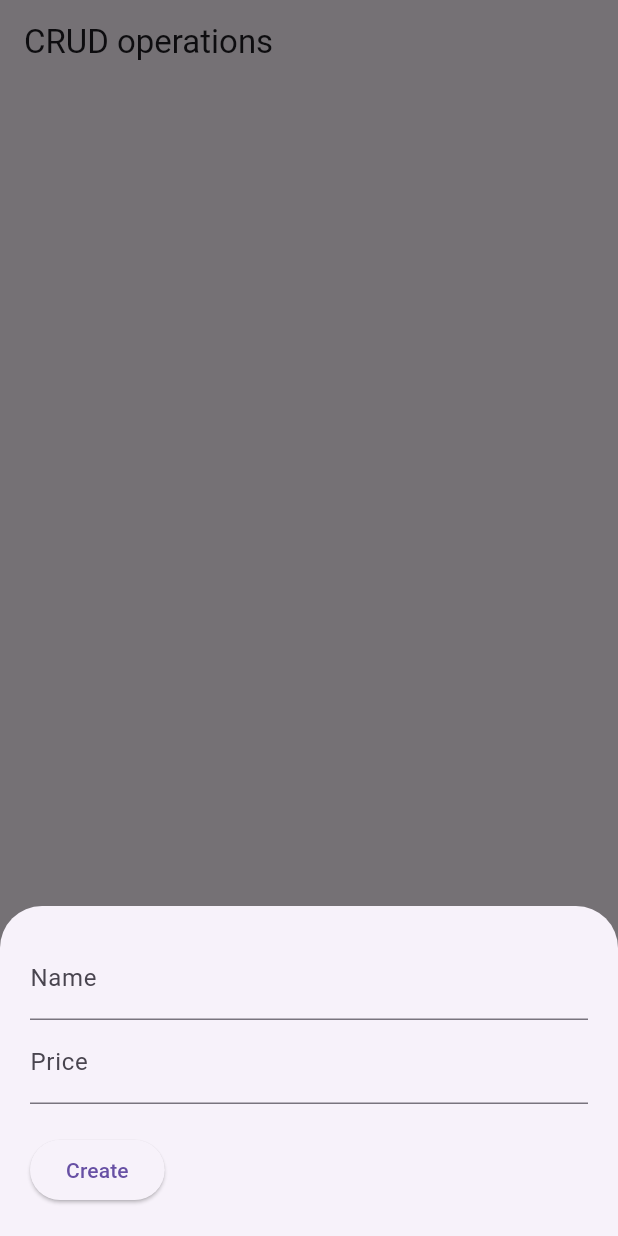
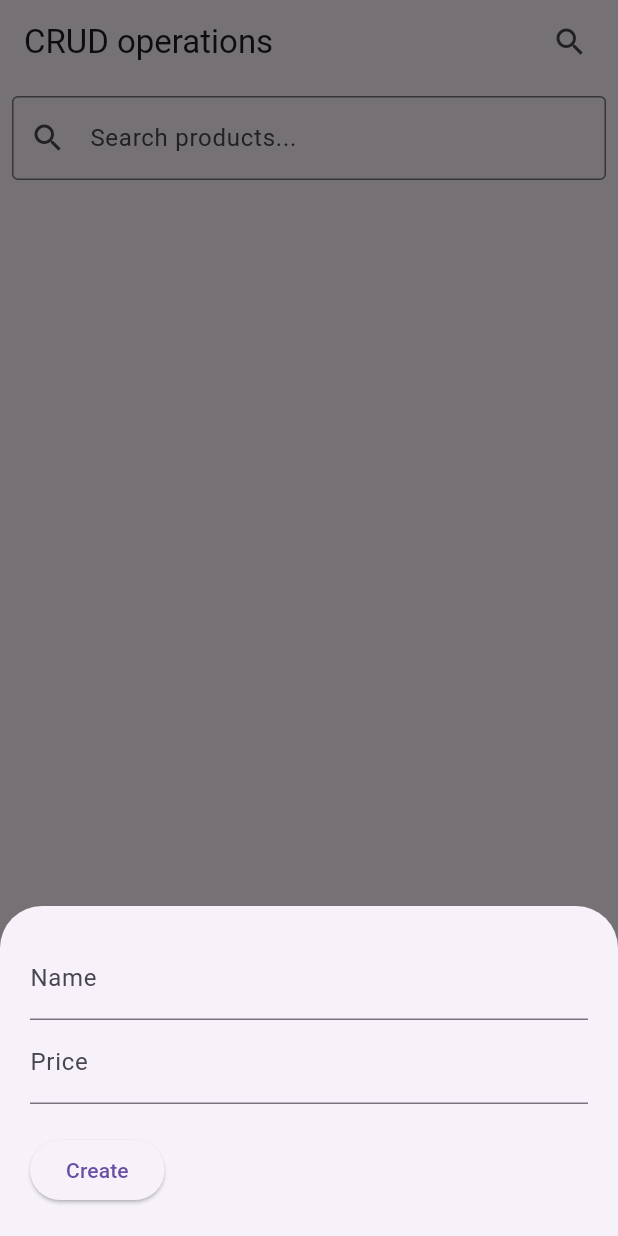
Before and after one commit to digoabari1/ica11, a Flutter app: the screen it shows after launch, after a tap on the "add" icon, on a phone screen of 412 x 824 dp. Run offline on Flutter 3.47's test engine with Material 3 defaults, Android fonts, the phone set to English and light mode, and no system bars; our stand-ins replace cloud_firestore, firebase_core; accounts and stored records are empty.

Commit message:
Search feature

```diff
--- a/lib/main.dart
+++ b/lib/main.dart
@@ -11,10 +11,10 @@
 
 class MyApp extends StatelessWidget {
   const MyApp({Key? key}) : super(key: key);
+
   @override
   Widget build(BuildContext context) {
     return const MaterialApp(
-      // Remove the debug banner
       debugShowCheckedModeBanner: false,
       title: 'Test',
       home: HomePage(),
@@ -24,17 +24,20 @@
 
 class HomePage extends StatefulWidget {
   const HomePage({Key? key}) : super(key: key);
+
   @override
   State<HomePage> createState() => _HomePageState();
 }
 
 class _HomePageState extends State<HomePage> {
-  // text fields' controllers
   final TextEditingController _nameController = TextEditingController();
   final TextEditingController _priceController = TextEditingController();
-  final CollectionReference _products = FirebaseFirestore.instance.collection(
-    'products',
-  );
+  final TextEditingController _searchController = TextEditingController(); // Added search controller
+  final CollectionReference _products = FirebaseFirestore.instance.collection('products');
+
+  String _searchQuery = ''; // Variable to store the search query
+
+  // Create or update product
   Future<void> _createOrUpdate([DocumentSnapshot? documentSnapshot]) async {
     String action = 'create';
     if (documentSnapshot != null) {
@@ -42,6 +45,7 @@
       _nameController.text = documentSnapshot['name'];
       _priceController.text = documentSnapshot['price'].toString();
     }
+
     await showModalBottomSheet(
       isScrollControlled: true,
       context: context,
@@ -74,11 +78,9 @@
                   double price = double.parse(_priceController.text);
                   if (name.isNotEmpty && price != null) {
                     if (action == 'create') {
-                      // Persist a new product to Firestore
                       await _products.add({"name": name, "price": price});
                     }
                     if (action == 'update') {
-                      // Update the product
                       await _products.doc(documentSnapshot!.id).update({
                         "name": name,
                         "price": price,
@@ -108,17 +110,60 @@
   @override
   Widget build(BuildContext context) {
     return Scaffold(
-      appBar: AppBar(title: const Text('CRUD operations')),
-      // Using StreamBuilder to display all products from Firestore inreal-time
-      body: StreamBuilder(
+      appBar: AppBar(
+        title: const Text('CRUD operations'),
+        actions: [
+          // Search bar in AppBar
+          Padding(
+            padding: const EdgeInsets.all(8.0),
+            child: IconButton(
+              icon: const Icon(Icons.search),
+              onPressed: () {
+                showSearch(
+                  context: context,
+                  delegate: ProductSearchDelegate(_products),
+                );
+              },
+            ),
+          ),
+        ],
+      ),
+      // Using StreamBuilder to display all products from Firestore
+      body: Column(
+        children: [
+          // Search bar at the top
+          Padding(
+            padding: const EdgeInsets.all(8.0),
+            child: TextField(
+              controller: _searchController,
+              decoration: const InputDecoration(
+                hintText: 'Search products...',
+                border: OutlineInputBorder(),
+                prefixIcon: Icon(Icons.search),
+              ),
+              onChanged: (query) {
+                setState(() {
+                  _searchQuery = query.toLowerCase();
+                });
+              },
+            ),
+          ),
+          // StreamBuilder to display products from Firestore based on search query
+          Expanded(
+            child: StreamBuilder(
               stream: _products.snapshots(),
               builder: (context, AsyncSnapshot<QuerySnapshot> streamSnapshot) {
                 if (streamSnapshot.hasData) {
+                  final filteredProducts = streamSnapshot.data!.docs
+                      .where((documentSnapshot) {
+                    final name = documentSnapshot['name'].toString().toLowerCase();
+                    return name.contains(_searchQuery);
+                  }).toList();
+
                   return ListView.builder(
-              itemCount: streamSnapshot.data!.docs.length,
+                    itemCount: filteredProducts.length,
                     itemBuilder: (context, index) {
-                final DocumentSnapshot documentSnapshot =
-                    streamSnapshot.data!.docs[index];
+                      final documentSnapshot = filteredProducts[index];
                       return Card(
                         margin: const EdgeInsets.all(10),
                         child: ListTile(
@@ -134,8 +179,7 @@
                                 ),
                                 IconButton(
                                   icon: const Icon(Icons.delete),
-                            onPressed:
-                                () => _deleteProduct(documentSnapshot.id),
+                                  onPressed: () => _deleteProduct(documentSnapshot.id),
                                 ),
                               ],
                             ),
@@ -148,6 +192,9 @@
                 return const Center(child: CircularProgressIndicator());
               },
             ),
+          ),
+        ],
+      ),
       // Add new product
       floatingActionButton: FloatingActionButton(
         onPressed: () => _createOrUpdate(),
@@ -156,3 +203,68 @@
     );
   }
 }
+
+// Search delegate for filtering the product list based on search query
+class ProductSearchDelegate extends SearchDelegate {
+  final CollectionReference productsCollection;
+
+  ProductSearchDelegate(this.productsCollection);
+
+  @override
+  List<Widget> buildActions(BuildContext context) {
+    return [
+      IconButton(
+        icon: const Icon(Icons.clear),
+        onPressed: () {
+          query = '';
+        },
+      ),
+    ];
+  }
+
+  @override
+  Widget buildLeading(BuildContext context) {
+    return IconButton(
+      icon: const Icon(Icons.arrow_back),
+      onPressed: () {
+        close(context, null);
+      },
+    );
+  }
+
+  @override
+  Widget buildResults(BuildContext context) {
+    return FutureBuilder<QuerySnapshot>(
+      future: productsCollection.get(),
+      builder: (context, snapshot) {
+        if (!snapshot.hasData) {
+          return const Center(child: CircularProgressIndicator());
+        }
+
+        final filteredProducts = snapshot.data!.docs.where((documentSnapshot) {
+          final name = documentSnapshot['name'].toString().toLowerCase();
+          return name.contains(query.toLowerCase());
+        }).toList();
+
+        return ListView.builder(
+          itemCount: filteredProducts.length,
+          itemBuilder: (context, index) {
+            final documentSnapshot = filteredProducts[index];
+            return ListTile(
+              title: Text(documentSnapshot['name']),
+              subtitle: Text(documentSnapshot['price'].toString()),
+              onTap: () {
+                // You can perform actions when an item is tapped, e.g., navigate to product details
+              },
+            );
+          },
+        );
+      },
+    );
+  }
+
+  @override
+  Widget buildSuggestions(BuildContext context) {
+    return Container();
+  }
+}
```
Lines whose indentation alone changed are shown as unchanged.
